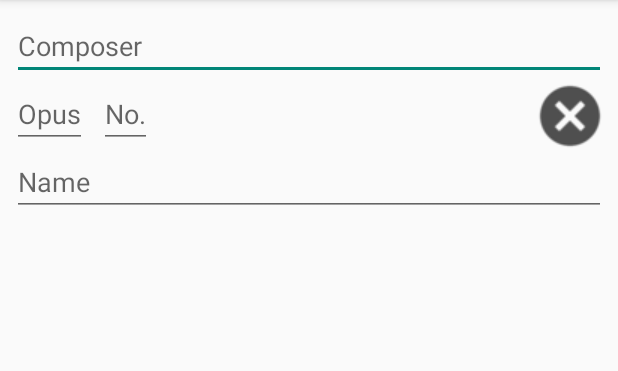
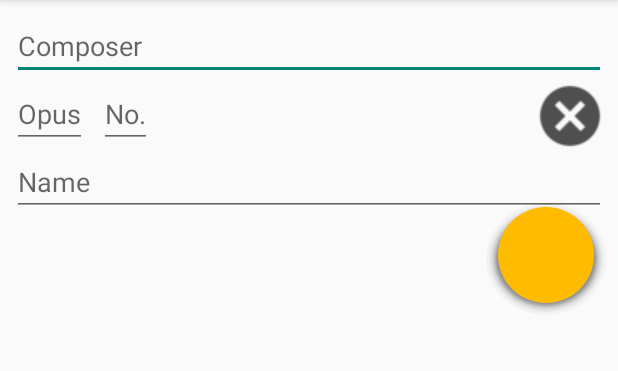
Before and after one commit to shantanu/Repertoire, an Android app: the layout edit_text_layout.xml on its own in the app's theme, with its tools: preview values and no code run, on a phone screen of 412 x 824 dp, the part 84-455 px from its top. Run offline under Robolectric (Android 15) with nearby library versions, the phone set to English and light mode, and no system bars.

Commit message:
Added FloatingActionButton

```diff
--- /dev/null
+++ b/app/src/main/res/drawable/circle.xml
@@ -0,0 +1,120 @@
+<?xml version="1.0" encoding="utf-8"?>
+<layer-list xmlns:android="http://schemas.android.com/apk/res/android">
+
+    <item android:top="8px">
+        <layer-list>
+            <item>
+                <shape android:shape="oval">
+                    <solid android:color="#08000000"/>
+                    <padding
+                        android:bottom="3px"
+                        android:left="3px"
+                        android:right="3px"
+                        android:top="3px"
+                        />
+                </shape>
+            </item>
+            <item>
+                <shape android:shape="oval">
+                    <solid android:color="#09000000"/>
+                    <padding
+                        android:bottom="2px"
+                        android:left="2px"
+                        android:right="2px"
+                        android:top="2px"
+                        />
+                </shape>
+            </item>
+            <item>
+                <shape android:shape="oval">
+                    <solid android:color="#10000000"/>
+                    <padding
+                        android:bottom="2px"
+                        android:left="2px"
+                        android:right="2px"
+                        android:top="2px"
+                        />
+                </shape>
+            </item>
+            <item>
+                <shape android:shape="oval">
+                    <solid android:color="#11000000"/>
+                    <padding
+                        android:bottom="1px"
+                        android:left="1px"
+                        android:right="1px"
+                        android:top="1px"
+                        />
+                </shape>
+            </item>
+            <item>
+                <shape android:shape="oval">
+                    <solid android:color="#12000000"/>
+                    <padding
+                        android:bottom="1px"
+                        android:left="1px"
+                        android:right="1px"
+                        android:top="1px"
+                        />
+                </shape>
+            </item>
+            <item>
+                <shape android:shape="oval">
+                    <solid android:color="#13000000"/>
+                    <padding
+                        android:bottom="1px"
+                        android:left="1px"
+                        android:right="1px"
+                        android:top="1px"
+                        />
+                </shape>
+            </item>
+            <item>
+                <shape android:shape="oval">
+                    <solid android:color="#14000000"/>
+                    <padding
+                        android:bottom="1px"
+                        android:left="1px"
+                        android:right="1px"
+                        android:top="1px"
+                        />
+                </shape>
+            </item>
+            <item>
+                <shape android:shape="oval">
+                    <solid android:color="#15000000"/>
+                    <padding
+                        android:bottom="1px"
+                        android:left="1px"
+                        android:right="1px"
+                        android:top="1px"
+                        />
+                </shape>
+            </item>
+
+        </layer-list>
+    </item>
+
+    <item >
+
+        <ripple xmlns:android="http://schemas.android.com/apk/res/android"
+            android:color="?android:colorControlHighlight">
+            <item android:id="@android:id/mask">
+                <shape android:shape="oval">
+                    <solid android:color="#FFBB00" />
+                </shape>
+            </item>
+            <item>
+                <shape android:shape="oval">
+
+                    <solid android:color="#FFBB00" />
+
+
+                </shape>
+            </item>
+        </ripple>
+
+    </item>
+
+
+</layer-list>
--- a/app/src/main/res/layout/edit_text_layout.xml
+++ b/app/src/main/res/layout/edit_text_layout.xml
@@ -40,5 +40,13 @@
         android:layout_below="@id/composer_edit"
         android:background="@drawable/cancel"
         android:id="@+id/cancel_button" />
+    <ImageButton
+        android:layout_width="80dp"
+        android:layout_height="80dp"
+        android:background="@drawable/circle"
+        android:id="@+id/addbutton"
+        android:layout_marginTop="122dp"
+        android:layout_alignParentTop="true"
+        android:layout_alignEnd="@+id/name_edit" />
 
 </RelativeLayout>
```
